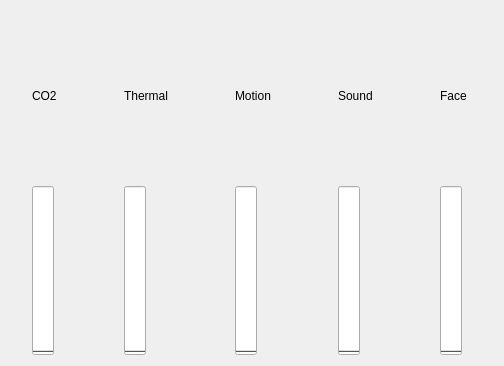
Qt form resources/ProbabilityInfo.ui (pandora-auth-ros-pkg/pandora_rqt_gui) before a commit.
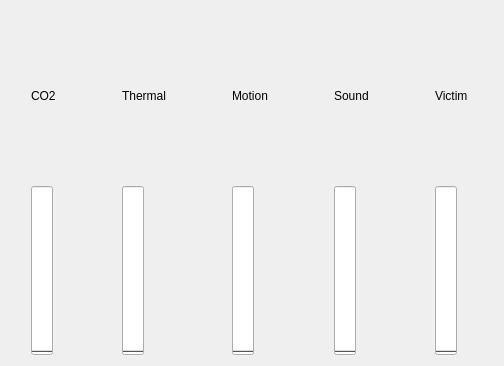
The same form after that commit.

Commit message:
Rename outdated GlobalProbability attribute
face -> victim

The edit to the form file:
```diff
--- a/resources/ProbabilityInfo.ui
+++ b/resources/ProbabilityInfo.ui
@@ -235,7 +235,7 @@
           </sizepolicy>
          </property>
          <property name="text">
-          <string>Face</string>
+          <string>Victim</string>
          </property>
         </widget>
        </item>
```
Left out of the diff: 2 changed lines with no effect on the pictures. The commit also changes 1 other file.
